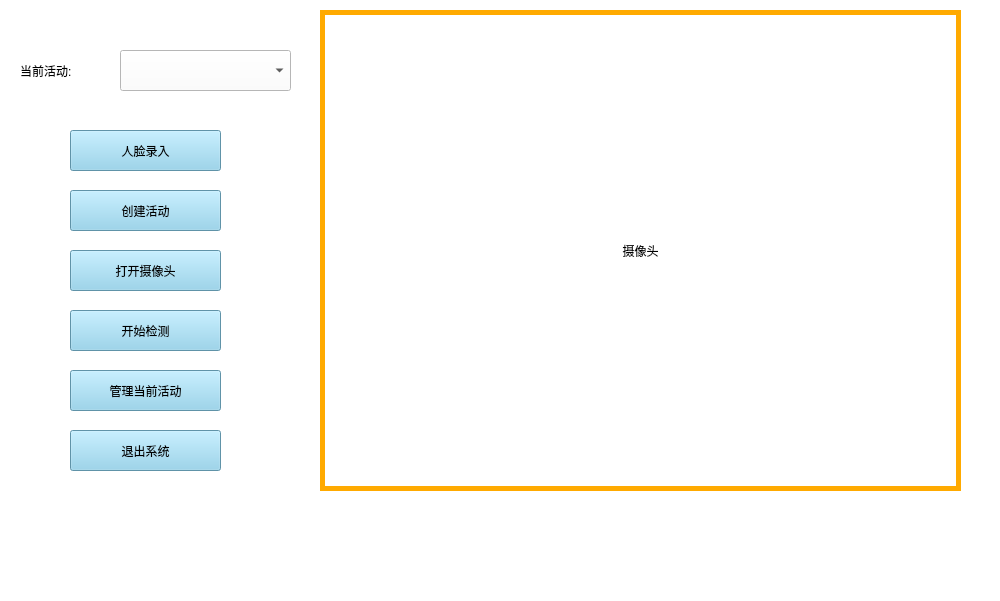
This is qt/ui/mainUI.ui in hhby666/graduationProject as Qt 5 draws it before an edit. The edited form follows.
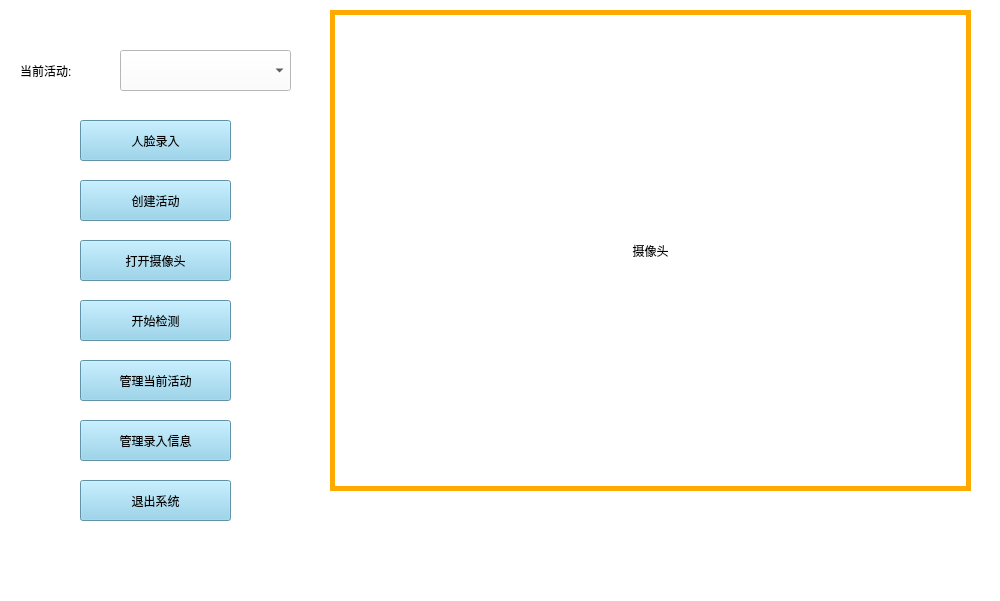
This is the edited form.

```diff
--- a/qt/ui/mainUI.ui
+++ b/qt/ui/mainUI.ui
@@ -29,8 +29,8 @@
    <widget class="QPushButton" name="add_user_btn">
     <property name="geometry">
      <rect>
-      <x>70</x>
-      <y>130</y>
+      <x>80</x>
+      <y>120</y>
       <width>151</width>
       <height>41</height>
      </rect>
@@ -48,8 +48,8 @@
    <widget class="QPushButton" name="add_act_btn">
     <property name="geometry">
      <rect>
-      <x>70</x>
-      <y>190</y>
+      <x>80</x>
+      <y>180</y>
       <width>151</width>
       <height>41</height>
      </rect>
@@ -67,8 +67,8 @@
    <widget class="QPushButton" name="open_btn">
     <property name="geometry">
      <rect>
-      <x>70</x>
-      <y>250</y>
+      <x>80</x>
+      <y>240</y>
       <width>151</width>
       <height>41</height>
      </rect>
@@ -86,8 +86,8 @@
    <widget class="QPushButton" name="start_btn">
     <property name="geometry">
      <rect>
-      <x>70</x>
-      <y>310</y>
+      <x>80</x>
+      <y>300</y>
       <width>151</width>
       <height>41</height>
      </rect>
@@ -105,8 +105,8 @@
    <widget class="QPushButton" name="quit_btn">
     <property name="geometry">
      <rect>
-      <x>70</x>
-      <y>430</y>
+      <x>80</x>
+      <y>480</y>
       <width>151</width>
       <height>41</height>
      </rect>
@@ -124,8 +124,8 @@
    <widget class="QPushButton" name="manage_btn">
     <property name="geometry">
      <rect>
-      <x>70</x>
-      <y>370</y>
+      <x>80</x>
+      <y>360</y>
       <width>151</width>
       <height>41</height>
      </rect>
@@ -143,7 +143,7 @@
    <widget class="QLabel" name="camera_lab">
     <property name="geometry">
      <rect>
-      <x>320</x>
+      <x>330</x>
       <y>10</y>
       <width>641</width>
       <height>481</height>
@@ -197,7 +197,7 @@
    <widget class="QLabel" name="result_lab">
     <property name="geometry">
      <rect>
-      <x>320</x>
+      <x>330</x>
       <y>520</y>
       <width>641</width>
       <height>41</height>
@@ -210,6 +210,25 @@
      <set>Qt::AlignCenter</set>
     </property>
    </widget>
+   <widget class="QPushButton" name="manage_msg_btn">
+    <property name="geometry">
+     <rect>
+      <x>80</x>
+      <y>420</y>
+      <width>151</width>
+      <height>41</height>
+     </rect>
+    </property>
+    <property name="sizePolicy">
+     <sizepolicy hsizetype="Fixed" vsizetype="Fixed">
+      <horstretch>150</horstretch>
+      <verstretch>40</verstretch>
+     </sizepolicy>
+    </property>
+    <property name="text">
+     <string>管理录入信息</string>
+    </property>
+   </widget>
   </widget>
   <widget class="QStatusBar" name="statusbar"/>
  </widget>
```
